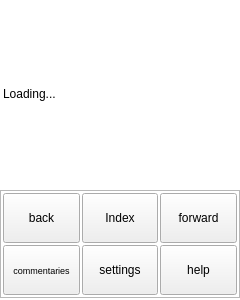
Qt form android-exp/mobileapp.ui (MosheWagner/Orayta-QT) before a commit.
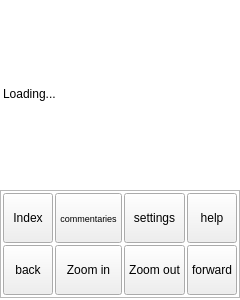
The same form after that commit. The open tabs and pages were chosen to show the change. Icons and pictures are not drawn.

Commit message: Zoom & TextSize now works

The edit to the form file:
```diff
--- a/android-exp/mobileapp.ui
+++ b/android-exp/mobileapp.ui
@@ -623,51 +623,6 @@
           <property name="spacing">
            <number>2</number>
           </property>
-          <item row="1" column="5">
-           <widget class="QToolButton" name="forwardBTN">
-            <property name="sizePolicy">
-             <sizepolicy hsizetype="Preferred" vsizetype="Preferred">
-              <horstretch>0</horstretch>
-              <verstretch>0</verstretch>
-             </sizepolicy>
-            </property>
-            <property name="minimumSize">
-             <size>
-              <width>50</width>
-              <height>50</height>
-             </size>
-            </property>
-            <property name="font">
-             <font>
-              <pointsize>9</pointsize>
-              <weight>50</weight>
-              <bold>false</bold>
-             </font>
-            </property>
-            <property name="autoFillBackground">
-             <bool>false</bool>
-            </property>
-            <property name="text">
-             <string>forward</string>
-            </property>
-            <property name="icon">
-             <iconset resource="Orayta.qrc">
-              <normaloff>:/Icons/go-next.png</normaloff>:/Icons/go-next.png</iconset>
-            </property>
-            <property name="iconSize">
-             <size>
-              <width>50</width>
-              <height>50</height>
-             </size>
-            </property>
-            <property name="toolButtonStyle">
-             <enum>Qt::ToolButtonTextUnderIcon</enum>
-            </property>
-            <property name="autoRaise">
-             <bool>false</bool>
-            </property>
-           </widget>
-          </item>
           <item row="1" column="3">
            <widget class="QToolButton" name="toolButton_6">
             <property name="sizePolicy">
@@ -713,7 +668,7 @@
             </property>
            </widget>
           </item>
-          <item row="1" column="2">
+          <item row="2" column="3">
            <widget class="QToolButton" name="backBTN">
             <property name="sizePolicy">
              <sizepolicy hsizetype="Preferred" vsizetype="Preferred">
@@ -758,7 +713,94 @@
             </property>
            </widget>
           </item>
-          <item row="2" column="2">
+          <item row="1" column="8">
+           <widget class="QToolButton" name="menuHelpBTN">
+            <property name="sizePolicy">
+             <sizepolicy hsizetype="Preferred" vsizetype="Preferred">
+              <horstretch>0</horstretch>
+              <verstretch>0</verstretch>
+             </sizepolicy>
+            </property>
+            <property name="minimumSize">
+             <size>
+              <width>50</width>
+              <height>50</height>
+             </size>
+            </property>
+            <property name="font">
+             <font>
+              <pointsize>9</pointsize>
+              <weight>50</weight>
+              <bold>false</bold>
+             </font>
+            </property>
+            <property name="text">
+             <string>help</string>
+            </property>
+            <property name="icon">
+             <iconset resource="Orayta.qrc">
+              <normaloff>:/Icons/help-contents.png</normaloff>:/Icons/help-contents.png</iconset>
+            </property>
+            <property name="iconSize">
+             <size>
+              <width>50</width>
+              <height>50</height>
+             </size>
+            </property>
+            <property name="toolButtonStyle">
+             <enum>Qt::ToolButtonTextUnderIcon</enum>
+            </property>
+            <property name="autoRaise">
+             <bool>false</bool>
+            </property>
+           </widget>
+          </item>
+          <item row="2" column="8">
+           <widget class="QToolButton" name="forwardBTN">
+            <property name="sizePolicy">
+             <sizepolicy hsizetype="Preferred" vsizetype="Preferred">
+              <horstretch>0</horstretch>
+              <verstretch>0</verstretch>
+             </sizepolicy>
+            </property>
+            <property name="minimumSize">
+             <size>
+              <width>50</width>
+              <height>50</height>
+             </size>
+            </property>
+            <property name="font">
+             <font>
+              <pointsize>9</pointsize>
+              <weight>50</weight>
+              <bold>false</bold>
+             </font>
+            </property>
+            <property name="autoFillBackground">
+             <bool>false</bool>
+            </property>
+            <property name="text">
+             <string>forward</string>
+            </property>
+            <property name="icon">
+             <iconset resource="Orayta.qrc">
+              <normaloff>:/Icons/go-next.png</normaloff>:/Icons/go-next.png</iconset>
+            </property>
+            <property name="iconSize">
+             <size>
+              <width>50</width>
+              <height>50</height>
+             </size>
+            </property>
+            <property name="toolButtonStyle">
+             <enum>Qt::ToolButtonTextUnderIcon</enum>
+            </property>
+            <property name="autoRaise">
+             <bool>false</bool>
+            </property>
+           </widget>
+          </item>
+          <item row="1" column="4">
            <widget class="QToolButton" name="mixedSelectBTN">
             <property name="sizePolicy">
              <sizepolicy hsizetype="Preferred" vsizetype="Preferred">
@@ -800,7 +842,49 @@
             </property>
            </widget>
           </item>
-          <item row="2" column="3">
+          <item row="2" column="4">
+           <widget class="QToolButton" name="ZoomInBTN">
+            <property name="sizePolicy">
+             <sizepolicy hsizetype="Preferred" vsizetype="Preferred">
+              <horstretch>0</horstretch>
+              <verstretch>0</verstretch>
+             </sizepolicy>
+            </property>
+            <property name="minimumSize">
+             <size>
+              <width>50</width>
+              <height>50</height>
+             </size>
+            </property>
+            <property name="font">
+             <font>
+              <pointsize>9</pointsize>
+              <weight>50</weight>
+              <bold>false</bold>
+             </font>
+            </property>
+            <property name="text">
+             <string>Zoom in</string>
+            </property>
+            <property name="icon">
+             <iconset resource="Orayta.qrc">
+              <normaloff>:/Icons/zoom-in.png</normaloff>:/Icons/zoom-in.png</iconset>
+            </property>
+            <property name="iconSize">
+             <size>
+              <width>50</width>
+              <height>50</height>
+             </size>
+            </property>
+            <property name="toolButtonStyle">
+             <enum>Qt::ToolButtonTextUnderIcon</enum>
+            </property>
+            <property name="autoRaise">
+             <bool>false</bool>
+            </property>
+           </widget>
+          </item>
+          <item row="1" column="5">
            <widget class="QToolButton" name="settingsMenuBTN">
             <property name="sizePolicy">
              <sizepolicy hsizetype="Preferred" vsizetype="Preferred">
@@ -843,7 +927,7 @@
            </widget>
           </item>
           <item row="2" column="5">
-           <widget class="QToolButton" name="menuHelpBTN">
+           <widget class="QToolButton" name="ZoomOutBTN">
             <property name="sizePolicy">
              <sizepolicy hsizetype="Preferred" vsizetype="Preferred">
               <horstretch>0</horstretch>
@@ -863,8 +947,11 @@
               <bold>false</bold>
              </font>
             </property>
+            <property name="autoFillBackground">
+             <bool>false</bool>
+            </property>
             <property name="text">
-             <string>help</string>
+             <string>Zoom out</string>
             </property>
             <property name="icon">
              <iconset resource="Orayta.qrc">
```
Left out of the diff: 6 changed lines with no effect on the pictures. The commit also changes 7 other files.
